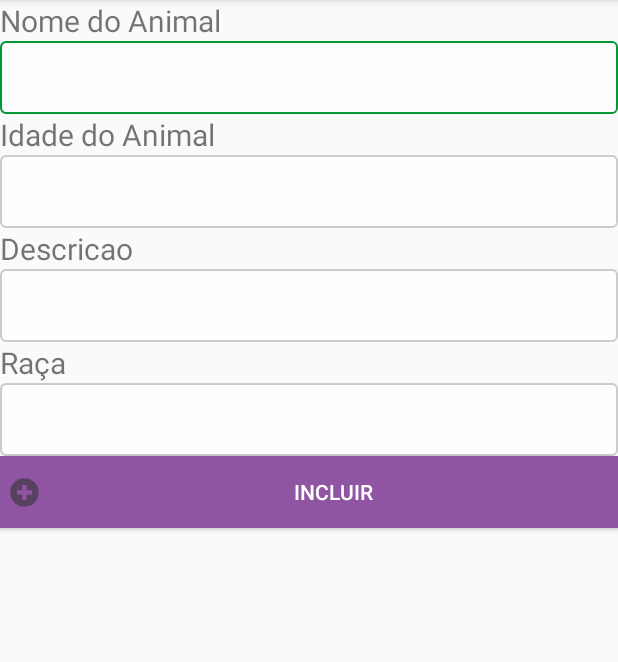
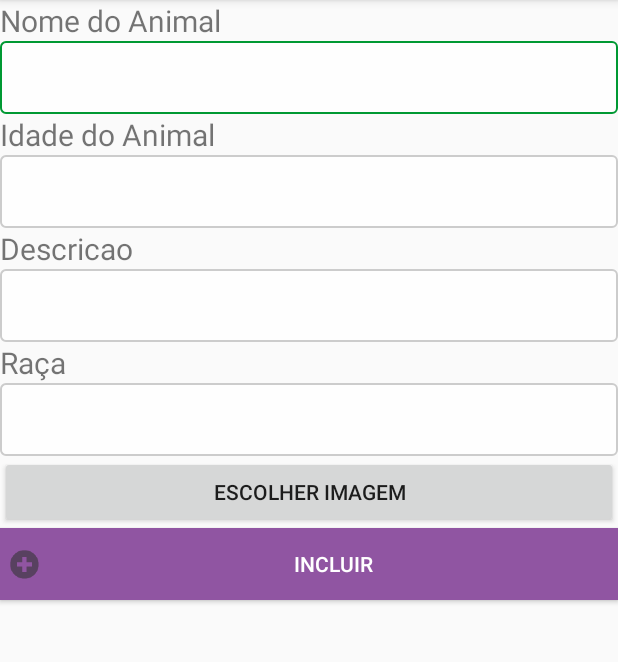
Before and after one commit to guilhermebreed/AdoteUmPet, an Android app: the AnimalActivity screen opened directly, with no data from a screen before it, on a phone screen of 412 x 824 dp, the part 84-746 px from its top. Run offline under Robolectric (Android 15) with nearby library versions, the phone set to English and light mode, and no system bars; our stand-ins replace Picasso; pictures from the network do not load.

Commit message:
Upload Foto

```diff
--- a/app/build.gradle
+++ b/app/build.gradle
@@ -28,6 +28,8 @@ dependencies {
     compile 'com.android.support:appcompat-v7:24.2.+'
     compile 'com.squareup.retrofit2:retrofit:2.0.2'
     compile 'com.squareup.retrofit2:converter-gson:2.0.2'
+    compile 'com.squareup.picasso:picasso:2.5.2'
+    compile 'com.koushikdutta.ion:ion:2.+' //Lib para upload de Imagem de forma Async
     compile 'com.google.code.gson:gson:2.2.+'
     testCompile 'junit:junit:4.12'
 
--- a/app/src/main/AndroidManifest.xml
+++ b/app/src/main/AndroidManifest.xml
@@ -3,6 +3,7 @@
     package="com.example.italo.adoteumpet">
 
     <uses-permission android:name="android.permission.CALL_PHONE" />
+    <uses-permission android:name="android.permission.READ_EXTERNAL_STORAGE" />
     <uses-permission android:name="android.permission.INTERNET" />
 
     <application
@@ -21,6 +22,7 @@
         <activity android:name=".ui.view.AnimalActivity" />
         <activity android:name=".ui.view.AnimalEditarActivity" />
         <activity android:name=".ui.view.PessoaCadastroEditarActivity" />
+        <activity android:name=".ui.view.UploadFoto" />
         <activity android:name=".ui.view.LoginAcitivity"></activity>
     </application>
 
--- a/app/src/main/java/com/example/italo/adoteumpet/ui/view/MainActivity.java
+++ b/app/src/main/java/com/example/italo/adoteumpet/ui/view/MainActivity.java
@@ -132,7 +132,7 @@ public class MainActivity extends AppCompatActivity implements AdapterView.OnIte
         int id = item.getItemId();
 
         if(id == R.id.cadastra){
-            startActivityForResult(new Intent(this, AnimalActivity.class), 1);
+            startActivityForResult(new Intent(this, UploadFoto.class), 1);
             return true;
         }
         return  super.onOptionsItemSelected(item);
--- a/app/src/main/java/com/example/italo/adoteumpet/ui/view/PessoaCadastroEditarActivity.java
+++ b/app/src/main/java/com/example/italo/adoteumpet/ui/view/PessoaCadastroEditarActivity.java
@@ -33,6 +33,7 @@ public class PessoaCadastroEditarActivity extends AppCompatActivity {
     private EditText txtCidade;
     private EditText txtContato;
     private EditText txtUsuario;
+    private EditText txtEmail;
     private EditText txtSenha;
 
     private Button btnConfirmar;
@@ -51,6 +52,7 @@ public class PessoaCadastroEditarActivity extends AppCompatActivity {
         txtCidade = (EditText) findViewById(R.id.cad_pessoa_cidade);
         txtContato = (EditText) findViewById(R.id.cad_pessoa_contato);
         txtUsuario = (EditText) findViewById(R.id.cad_pessoa_usuario);
+        txtEmail = (EditText) findViewById(R.id.email);
         txtSenha = (EditText) findViewById(R.id.cad_pessoa_senha);
 
         btnConfirmar = (Button) findViewById(R.id.btnCadastrar);
@@ -73,6 +75,7 @@ public class PessoaCadastroEditarActivity extends AppCompatActivity {
                     pessoa.setEndereco(montarEndereco());
                     pessoa.setContato(txtContato.getText().toString());
                     pessoa.setUsuario(txtUsuario.getText().toString());
+                    pessoa.setEmail(txtEmail.getText().toString());
                     pessoa.setSenha(txtSenha.getText().toString());
 
                     if(PessoaController.salvarPessoa(pessoa)){
--- a/app/src/main/res/layout/activity_animal_editar.xml
+++ b/app/src/main/res/layout/activity_animal_editar.xml
@@ -105,7 +105,7 @@
             android:id="@+id/edit_btnLigar"
             android:layout_width="fill_parent"
             android:layout_height="wrap_content"
-            android:text="Call-me Baby"
+            android:text="Entrar em contato"
             android:layout_columnWeight="1"
             android:background="#9055A2"
             android:textColor="#ffffff"
--- a/app/src/main/res/layout/activity_login.xml
+++ b/app/src/main/res/layout/activity_login.xml
@@ -57,7 +57,7 @@
             android:layout_column="3"
             android:layout_row="0"
             android:textSize="18sp"
-            android:text="cadastrar"
+            android:text="Cadastrar"
             android:layout_marginRight="25px"
             android:textColor="#D499B9"/>
     </GridLayout>
@@ -67,7 +67,7 @@
         android:layout_height="wrap_content"
         android:background="#D499B9"
         android:textColor="#ffff"
-        android:text="Login"
+        android:text="Entrar"
         android:layout_marginTop="0.4in"
         />
     <Button
--- a/app/src/main/res/layout/animal_cadastro.xml
+++ b/app/src/main/res/layout/animal_cadastro.xml
@@ -56,6 +56,33 @@
         android:text=""
         android:gravity="top|center"
         />
+
+    <ImageView
+        android:id="@+id/img"
+        android:layout_width="match_parent"
+        android:layout_height="wrap_content"
+        />
+
+    <LinearLayout
+        android:layout_width="match_parent"
+        android:layout_height="wrap_content">
+
+
+
+        <Button
+            android:id="@+id/btn"
+            android:layout_width="match_parent"
+            android:layout_height="wrap_content"
+            android:text="Escolher Imagem"
+            android:layout_weight="1"
+            android:onClick="pegarImg"/>
+
+
+    </LinearLayout>
+
+
+
+
     <!--<GridLayout
         android:layout_width="fill_parent"
         android:layout_height="wrap_content"
```
Also changed, not shown: app/src/main/java/com/example/italo/adoteumpet/data/model/PessoaApi.java (+10 -1 lines), app/src/main/java/com/example/italo/adoteumpet/ui/view/AnimalActivity.java (+44 -0 lines), app/src/main/res/layout/activity_pessoa_cadastrar_editar.xml (+13 -0 lines).
